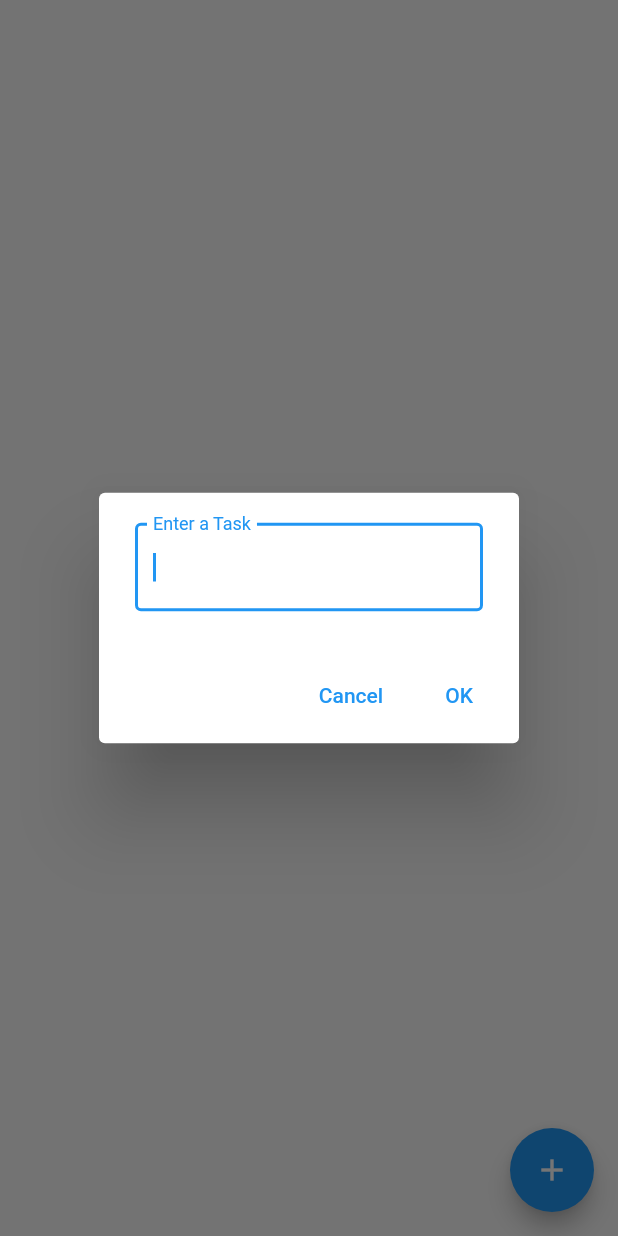
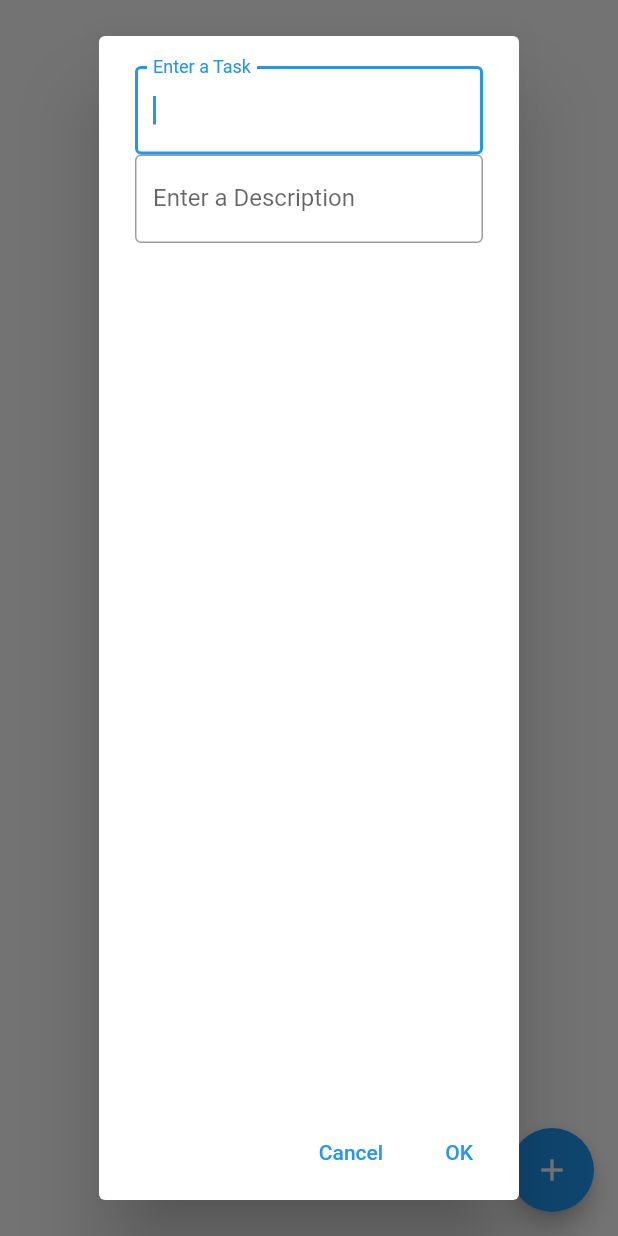
Before and after one commit to ayushvrma/NotesApp, a Flutter app: the screen it shows after launch, after a tap on the "add" icon, on a phone screen of 412 x 824 dp. Run offline on Flutter 3.47's test engine with Material 2 defaults, Android fonts, the phone set to English and light mode, and no system bars; our stand-ins replace hive, hive_flutter; accounts and stored records are empty.

Commit message:
made space for description

```diff
--- a/lib/main.dart
+++ b/lib/main.dart
@@ -34,6 +34,7 @@ class HomePage extends StatefulWidget {
 
 class _HomePageState extends State<HomePage> {
   TextEditingController myController = TextEditingController();
+  TextEditingController myController2 = TextEditingController();
 
   @override
   Widget build(BuildContext context) {
@@ -64,7 +65,9 @@ class _HomePageState extends State<HomePage> {
               return AlertDialog(
                 // Retrieve the text the that user has entered by using the
                 // TextEditingController.
-                content: TextField(
+                content: Column(
+                  children: [
+                    TextField(
                       controller: myController,
                       autofocus: true,
                       decoration: InputDecoration(
@@ -72,10 +75,21 @@ class _HomePageState extends State<HomePage> {
                         labelText: 'Enter a Task',
                       ),
                     ),
+                    TextField(
+                      controller: myController2,
+                      autofocus: true,
+                      decoration: InputDecoration(
+                        border: OutlineInputBorder(),
+                        labelText: 'Enter a Description',
+                      ),
+                    ),
+                  ],
+                ),
                 actions: <Widget>[
                   TextButton(
                     onPressed: () {
                       myController.text = '';
+                      myController2.text = '';
                       Navigator.pop(context, 'Cancel');
                     },
                     child: const Text('Cancel'),
@@ -84,6 +98,7 @@ class _HomePageState extends State<HomePage> {
                     onPressed: () {
                       taskBox.add(Task(myController.text, 'descp'));
                       myController.text = '';
+                      myController2.text = '';
                       Navigator.pop(context, 'OK');
                     },
                     child: const Text('OK'),
```
Lines whose indentation alone changed are shown as unchanged.
